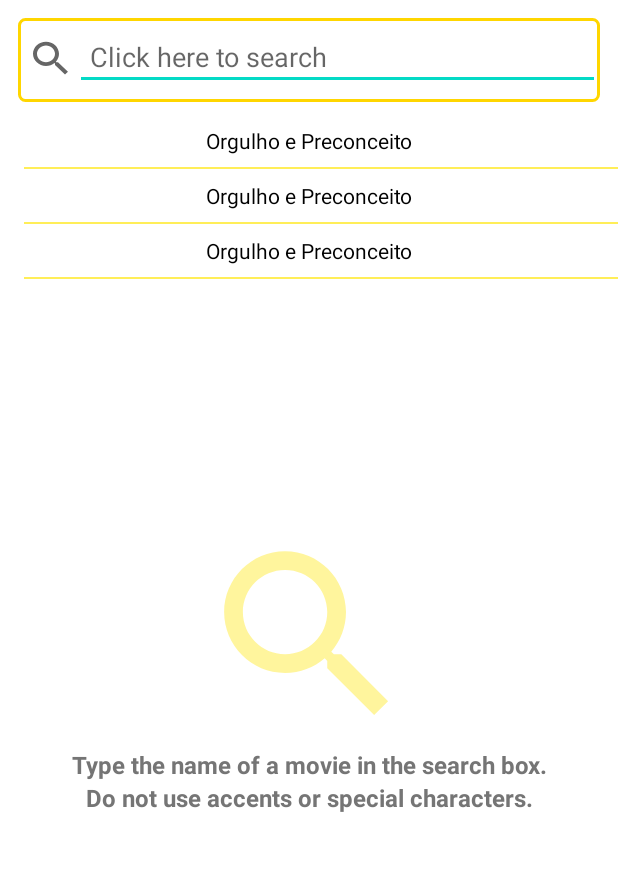
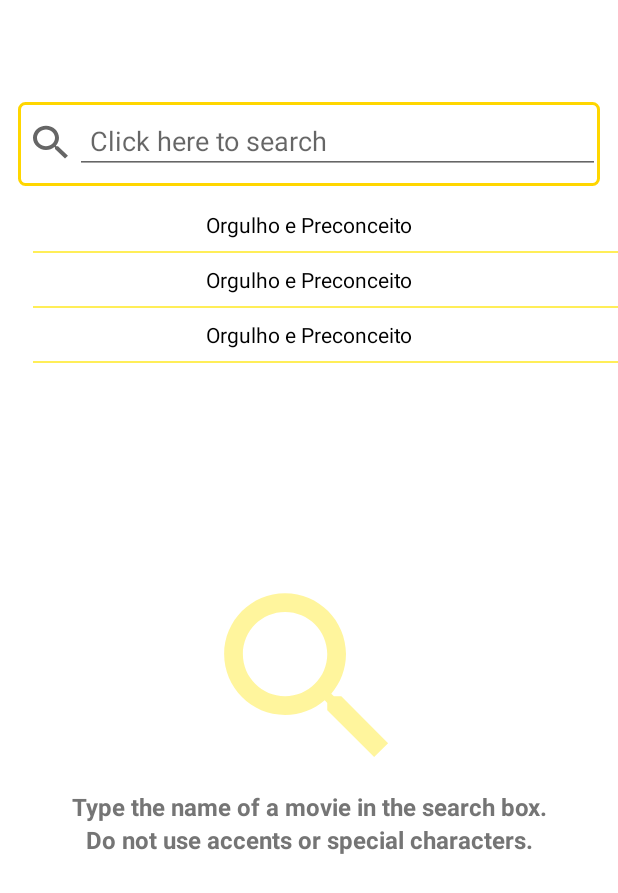
Before and after one commit to aline-mattos/moviesearch, an Android app: the layout activity_main.xml on its own in the app's theme, with its tools: preview values and no code run, on a phone screen of 412 x 824 dp. Shown: the top 893 px of the screen. Run offline under Robolectric (Android 15) with nearby library versions, the phone set to English and light mode, and no system bars.

Commit message:
MovieActivity

```diff
--- a/app/src/main/java/com/mattos/aline/filmes/model/Movie.kt
+++ b/app/src/main/java/com/mattos/aline/filmes/model/Movie.kt
@@ -1,11 +1,12 @@
 package com.mattos.aline.filmes.model
 
 import com.google.gson.annotations.SerializedName
+import java.io.Serializable
 
 data class Movie (
     @SerializedName("id") var id: Long? = null,
     @SerializedName("title") var title: String? = null,
     @SerializedName("tagline") var tagline: String? = null,
     @SerializedName("genre") var genre: String? = null
-) {
+) : Serializable {
 }
--- a/app/src/main/res/layout/activity_main.xml
+++ b/app/src/main/res/layout/activity_main.xml
@@ -3,10 +3,23 @@
     xmlns:android="http://schemas.android.com/apk/res/android"
     xmlns:app="http://schemas.android.com/apk/res-auto"
     xmlns:tools="http://schemas.android.com/tools"
+    android:animateLayoutChanges="true"
+    android:focusable="true"
+    android:focusableInTouchMode="true"
+    android:clickable="true"
     android:layout_width="match_parent"
     android:layout_height="match_parent"
     android:orientation="vertical"
     tools:context=".ui.activity.MainActivity">
+
+    <Toolbar
+        android:id="@+id/my_toolbar"
+        android:layout_width="match_parent"
+        android:layout_height="?attr/actionBarSize"
+        style="@style/HeaderBar"
+        app:theme="@style/ThemeOverlay.AppCompat.ActionBar"
+        app:popupTheme="@style/Widget.AppCompat.ActionBar"
+        android:elevation="4dp"/>
 
    <LinearLayout
        android:layout_width="match_parent"
@@ -35,6 +48,8 @@
           android:layout_marginTop="8dp"
           android:layout_marginBottom="8dp"
           android:padding="10dp"
+          android:inputType="textNoSuggestions"
+          android:imeOptions="actionSearch"
           android:textColor="@color/grey_600"
           android:hint="@string/search_text"/>
 
--- a/app/src/main/res/layout/item_recycler_movie.xml
+++ b/app/src/main/res/layout/item_recycler_movie.xml
@@ -19,7 +19,7 @@
         android:id="@+id/view_line"
         android:layout_width="match_parent"
         android:layout_height="1dp"
-        android:layout_marginStart="16dp"
+        android:layout_marginStart="22dp"
         android:background="@color/yellow_400"/>
 
 </LinearLayout>
```
Also changed, not shown: app/src/main/java/com/mattos/aline/filmes/ui/activity/MainActivity.kt (+25 -3 lines), app/src/main/java/com/mattos/aline/filmes/ui/activity/MovieActivity.kt (added, +31 -0 lines), app/src/main/res/layout/movie_activity.xml (added, +27 -0 lines), app/src/main/res/layout/search_activity.xml (deleted, +0 -16 lines).
